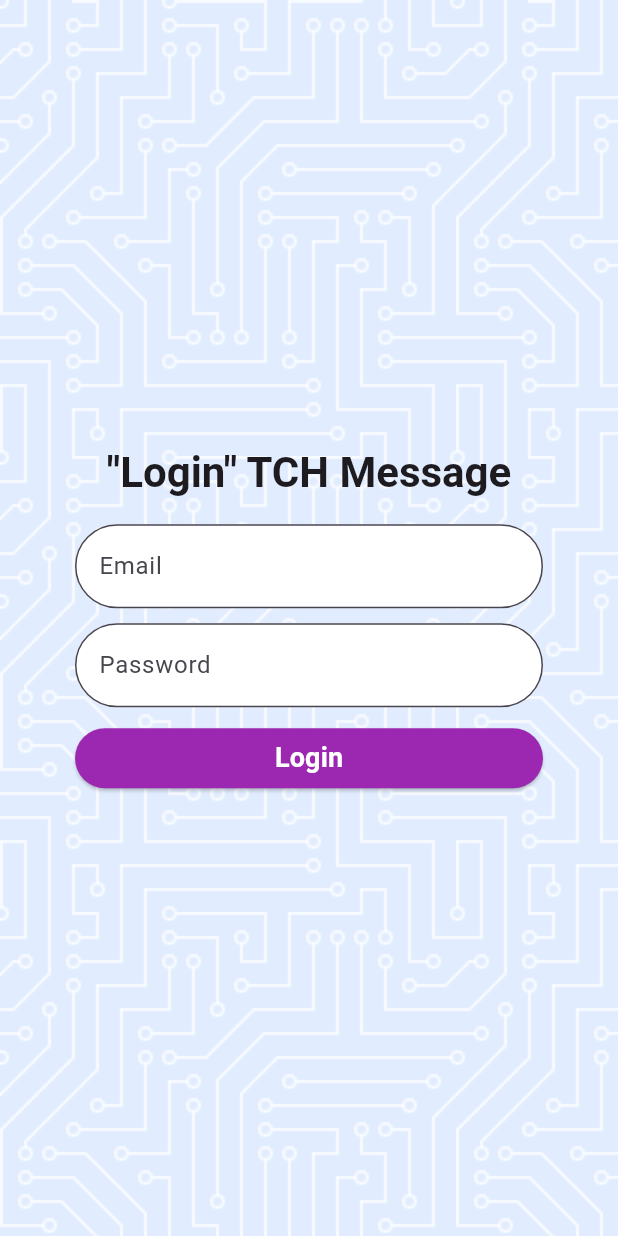
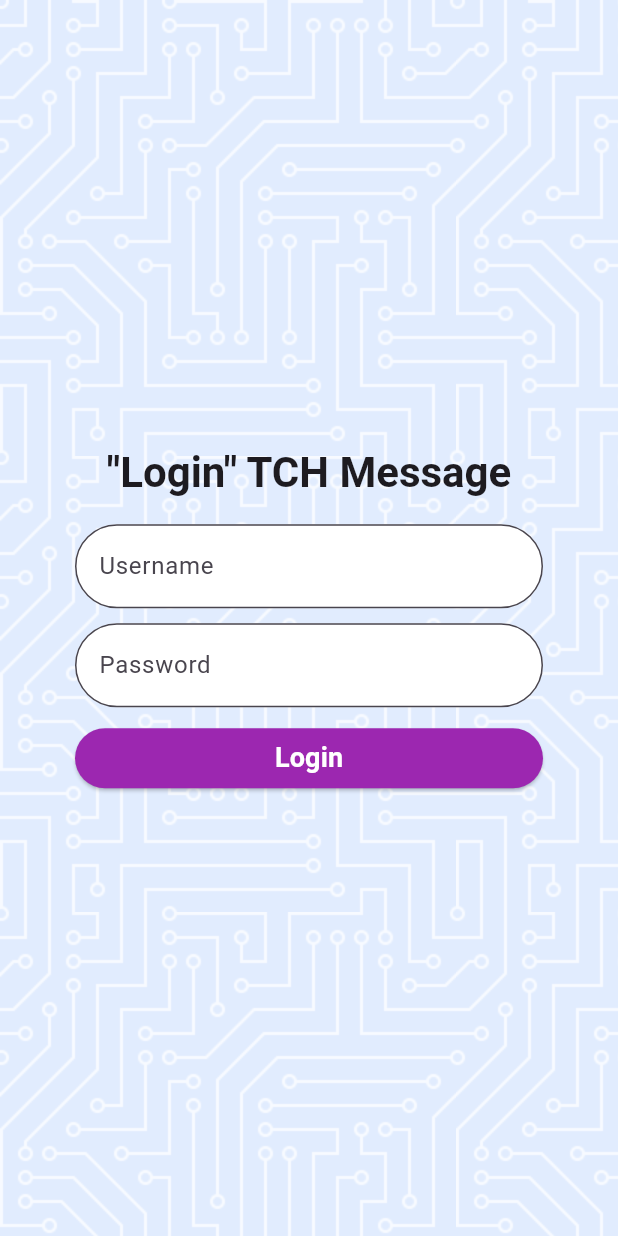
Before and after one commit to naraton/tch_message, a Flutter app: the screen it shows after launch, on a phone screen of 412 x 824 dp. Run offline on Flutter 3.47's test engine with Material 3 defaults, Android fonts, the phone set to English and light mode, and no system bars; our stand-ins replace google_fonts; Roboto replaces fonts that are missing (Ubuntu).

Commit message:
Revert "-"
This reverts commit 51ef16672b3d659703738a6a7ebc4d43dbecf0f0.

```diff
--- a/lib/main.dart
+++ b/lib/main.dart
@@ -1,11 +1,7 @@
-import 'package:firebase_auth/firebase_auth.dart';
 import 'package:flutter/material.dart';
 import 'package:google_fonts/google_fonts.dart';
-import 'package:firebase_core/firebase_core.dart';
 
-void main() async {
-  WidgetsFlutterBinding.ensureInitialized();
-  await Firebase.initializeApp();
+void main() {
   runApp(const MyApp());
 }
 
@@ -36,39 +32,12 @@ class MyHomePage extends StatefulWidget {
 }
 
 class _MyHomePageState extends State<MyHomePage> {
-  final TextEditingController _emailController = TextEditingController();
+  final TextEditingController _usernameController = TextEditingController();
   final TextEditingController _passwordController = TextEditingController();
-  final FirebaseAuth _auth = FirebaseAuth.instance;
 
-  Future<void> _login() async {
-    try {
-      UserCredential userCredential = await _auth.signInWithEmailAndPassword(
-        email: _emailController.text.trim(),
-        password: _passwordController.text.trim(),
-      );
-
-      User? user = userCredential.user;
-      if (user != null) {
-        // สร้าง PigeonUserDetails
-        final PigeonUserDetails userDetails = PigeonUserDetails(
-          userId: user.uid,
-          email: user.email ?? 'N/A',
-          displayName: user.displayName ?? 'N/A',
-        );
-
-        // ส่งข้อมูลไปยัง native platform
-        final Api api = Api();
-        await api.sendUserDetails(userDetails);
-
-        ScaffoldMessenger.of(context).showSnackBar(
-          const SnackBar(content: Text('Login Successful!')),
-        );
-      }
-    } catch (e) {
-      ScaffoldMessenger.of(context).showSnackBar(
-        SnackBar(content: Text('Login Failed: $e')),
-      );
-    }
+  void _login() {
+    print(
+        'Username: ${_usernameController.text}, Password: ${_passwordController.text}');
   }
 
   @override
@@ -84,10 +53,10 @@ class _MyHomePageState extends State<MyHomePage> {
           child: Container(
             decoration: BoxDecoration(
               image: DecorationImage(
-                image: AssetImage('assets/background.png'),
-                fit: BoxFit.none,
+                image: AssetImage('assets/background.png'), // ไฟล์ SVG
+                fit: BoxFit.none, // No scaling
                 alignment: Alignment.topLeft,
-                repeat: ImageRepeat.repeat,
+                repeat: ImageRepeat.repeat, // Repeat the image
               ),
             ),
           ),
@@ -119,9 +88,9 @@ class _MyHomePageState extends State<MyHomePage> {
                     ),
                   ),
                   TextField(
-                    controller: _emailController,
+                    controller: _usernameController,
                     decoration: const InputDecoration(
-                      labelText: 'Email',
+                      labelText: 'Username',
                       border: OutlineInputBorder(
                         borderSide: BorderSide(
                           color: Colors.blue,
@@ -130,7 +99,7 @@ class _MyHomePageState extends State<MyHomePage> {
                         borderRadius: BorderRadius.all(Radius.circular(50)),
                       ),
                       filled: true,
-                      fillColor: Colors.white,
+                      fillColor: Colors.white, // พื้นหลังขาว
                     ),
                     style: TextStyle(
                       letterSpacing: 2.0,
@@ -181,34 +150,3 @@ class _MyHomePageState extends State<MyHomePage> {
     );
   }
 }
-
-
-// Pigeon API
-// pigeon.dart
-// Note: คุณต้องรันคำสั่ง pigeon เพื่อสร้างโค้ด platform-specific
-class PigeonUserDetails {
-  final String userId;
-  final String email;
-  final String displayName;
-
-  PigeonUserDetails({
-    required this.userId,
-    required this.email,
-    required this.displayName,
-  });
-
-  // Factory constructor to parse data from a list
-  factory PigeonUserDetails.fromList(List<Object?> data) {
-    return PigeonUserDetails(
-      userId: data[0] as String,
-      email: data[1] as String,
-      displayName: data[2] as String,
-    );
-  }
-}
-
-class Api {
-  Future<void> sendUserDetails(PigeonUserDetails details) async {
-    // Implement Native Communication via generated Pigeon code
-  }
-}
--- a/pubspec.yaml
+++ b/pubspec.yaml
@@ -35,8 +35,6 @@ dependencies:
   # Use with the CupertinoIcons class for iOS style icons.
   cupertino_icons: ^1.0.8
   google_fonts: ^5.1.0
-  firebase_core: ^2.16.0
-  firebase_auth: ^4.9.0
 
 dev_dependencies:
   flutter_test:
@@ -48,7 +46,6 @@ dev_dependencies:
   # package. See that file for information about deactivating specific lint
   # rules and activating additional ones.
   flutter_lints: ^5.0.0
-  pigeon: ^22.7.4
 # For information on the generic Dart part of this file, see the
 # following page: https://dart.dev/tools/pub/pubspec
 
```
Also changed, not shown: pubspec.lock, 10 other files.
